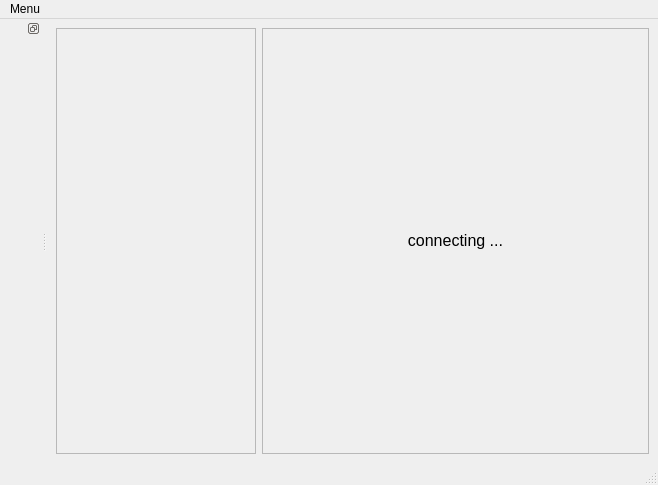
This is ui/qtgui/mainwindow.ui in marosi/SocialDesktopClient as Qt 5 draws it before an edit. The edited form follows.
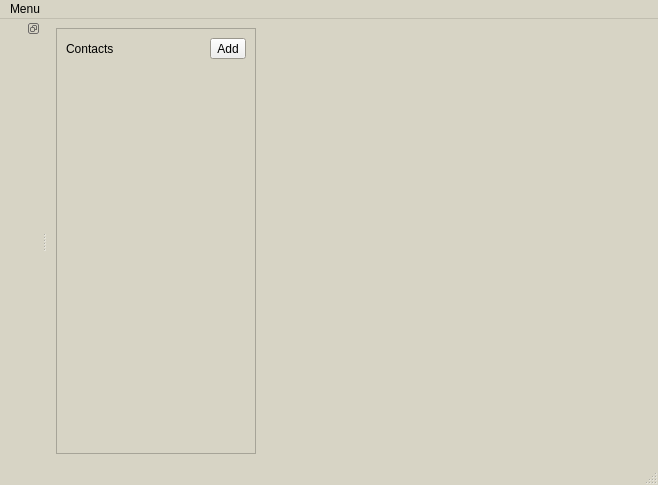
This is the edited form.

```diff
--- a/ui/qtgui/mainwindow.ui
+++ b/ui/qtgui/mainwindow.ui
@@ -10,6 +10,70 @@
     <height>485</height>
    </rect>
   </property>
+  <property name="palette">
+   <palette>
+    <active>
+     <colorrole role="Base">
+      <brush brushstyle="SolidPattern">
+       <color alpha="255">
+        <red>255</red>
+        <green>255</green>
+        <blue>255</blue>
+       </color>
+      </brush>
+     </colorrole>
+     <colorrole role="Window">
+      <brush brushstyle="SolidPattern">
+       <color alpha="255">
+        <red>215</red>
+        <green>212</green>
+        <blue>197</blue>
+       </color>
+      </brush>
+     </colorrole>
+    </active>
+    <inactive>
+     <colorrole role="Base">
+      <brush brushstyle="SolidPattern">
+       <color alpha="255">
+        <red>255</red>
+        <green>255</green>
+        <blue>255</blue>
+       </color>
+      </brush>
+     </colorrole>
+     <colorrole role="Window">
+      <brush brushstyle="SolidPattern">
+       <color alpha="255">
+        <red>215</red>
+        <green>212</green>
+        <blue>197</blue>
+       </color>
+      </brush>
+     </colorrole>
+    </inactive>
+    <disabled>
+     <colorrole role="Base">
+      <brush brushstyle="SolidPattern">
+       <color alpha="255">
+        <red>215</red>
+        <green>212</green>
+        <blue>197</blue>
+       </color>
+      </brush>
+     </colorrole>
+     <colorrole role="Window">
+      <brush brushstyle="SolidPattern">
+       <color alpha="255">
+        <red>215</red>
+        <green>212</green>
+        <blue>197</blue>
+       </color>
+      </brush>
+     </colorrole>
+    </disabled>
+   </palette>
+  </property>
   <property name="windowTitle">
    <string>Main Window Here - provisionary so far</string>
   </property>
@@ -36,7 +100,7 @@
        <enum>QFrame::Raised</enum>
       </property>
       <layout class="QGridLayout" name="gridLayout_2">
-       <item row="0" column="0">
+       <item row="1" column="0">
         <layout class="QVBoxLayout" name="contactPanelLayout">
          <item>
           <spacer name="verticalSpacer">
@@ -53,6 +117,37 @@
          </item>
         </layout>
        </item>
+       <item row="0" column="0">
+        <layout class="QHBoxLayout" name="contactsHeaderLayout">
+         <item>
+          <widget class="QLabel" name="label">
+           <property name="text">
+            <string>Contacts</string>
+           </property>
+          </widget>
+         </item>
+         <item>
+          <spacer name="horizontalSpacer">
+           <property name="orientation">
+            <enum>Qt::Horizontal</enum>
+           </property>
+           <property name="sizeHint" stdset="0">
+            <size>
+             <width>40</width>
+             <height>20</height>
+            </size>
+           </property>
+          </spacer>
+         </item>
+         <item>
+          <widget class="QToolButton" name="addContactButton">
+           <property name="text">
+            <string>Add</string>
+           </property>
+          </widget>
+         </item>
+        </layout>
+       </item>
       </layout>
      </widget>
     </item>
@@ -70,38 +165,77 @@
         <height>0</height>
        </size>
       </property>
+      <property name="palette">
+       <palette>
+        <active>
+         <colorrole role="Base">
+          <brush brushstyle="SolidPattern">
+           <color alpha="255">
+            <red>255</red>
+            <green>255</green>
+            <blue>255</blue>
+           </color>
+          </brush>
+         </colorrole>
+         <colorrole role="Window">
+          <brush brushstyle="SolidPattern">
+           <color alpha="255">
+            <red>222</red>
+            <green>220</green>
+            <blue>208</blue>
+           </color>
+          </brush>
+         </colorrole>
+        </active>
+        <inactive>
+         <colorrole role="Base">
+          <brush brushstyle="SolidPattern">
+           <color alpha="255">
+            <red>255</red>
+            <green>255</green>
+            <blue>255</blue>
+           </color>
+          </brush>
+         </colorrole>
+         <colorrole role="Window">
+          <brush brushstyle="SolidPattern">
+           <color alpha="255">
+            <red>222</red>
+            <green>220</green>
+            <blue>208</blue>
+           </color>
+          </brush>
+         </colorrole>
+        </inactive>
+        <disabled>
+         <colorrole role="Base">
+          <brush brushstyle="SolidPattern">
+           <color alpha="255">
+            <red>222</red>
+            <green>220</green>
+            <blue>208</blue>
+           </color>
+          </brush>
+         </colorrole>
+         <colorrole role="Window">
+          <brush brushstyle="SolidPattern">
+           <color alpha="255">
+            <red>222</red>
+            <green>220</green>
+            <blue>208</blue>
+           </color>
+          </brush>
+         </colorrole>
+        </disabled>
+       </palette>
+      </property>
       <property name="frameShape">
-       <enum>QFrame::StyledPanel</enum>
+       <enum>QFrame::NoFrame</enum>
       </property>
       <property name="frameShadow">
-       <enum>QFrame::Raised</enum>
+       <enum>QFrame::Plain</enum>
       </property>
-      <layout class="QHBoxLayout" name="horizontalLayout_3">
-       <item>
-        <widget class="QLabel" name="connectingMessage">
-         <property name="enabled">
-          <bool>true</bool>
-         </property>
-         <property name="sizePolicy">
-          <sizepolicy hsizetype="Minimum" vsizetype="Fixed">
-           <horstretch>0</horstretch>
-           <verstretch>0</verstretch>
-          </sizepolicy>
-         </property>
-         <property name="font">
-          <font>
-           <pointsize>12</pointsize>
-          </font>
-         </property>
-         <property name="text">
-          <string>connecting ...</string>
-         </property>
-         <property name="alignment">
-          <set>Qt::AlignCenter</set>
-         </property>
-        </widget>
-       </item>
-      </layout>
+      <layout class="QHBoxLayout" name="horizontalLayout_3"/>
      </widget>
     </item>
    </layout>
@@ -137,11 +271,28 @@
    <property name="allowedAreas">
     <set>Qt::LeftDockWidgetArea|Qt::RightDockWidgetArea</set>
    </property>
+   <property name="windowTitle">
+    <string/>
+   </property>
    <attribute name="dockWidgetArea">
     <number>1</number>
    </attribute>
    <widget class="QWidget" name="accountsPane">
-    <layout class="QVBoxLayout" name="verticalLayout"/>
+    <layout class="QVBoxLayout" name="verticalLayout">
+     <item>
+      <spacer name="verticalSpacer_2">
+       <property name="orientation">
+        <enum>Qt::Vertical</enum>
+       </property>
+       <property name="sizeHint" stdset="0">
+        <size>
+         <width>20</width>
+         <height>40</height>
+        </size>
+       </property>
+      </spacer>
+     </item>
+    </layout>
    </widget>
   </widget>
   <action name="actionSettings">
```
Left out of the diff: 4 changed lines with no effect on the pictures.
